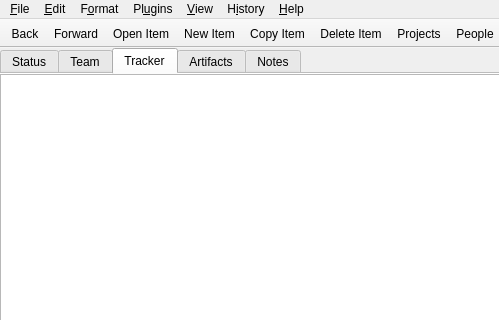
Before: the Qt Designer form mainwindow.ui in kestermckinney/ProjectNotes, drawn with Qt 5; both pictures show x 0 to 499 and y 0 to 320 of the 932 by 799 pixel window.
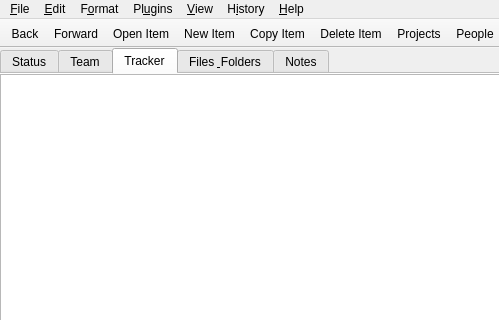
After: the same form once the commit is applied. The open tabs and pages were chosen to show the change. Icons and pictures are not drawn. Custom widgets are drawn as their Qt base class.

Commit message: Fixed window state saving renamed Artifacts to Project Files & Folders

Diff of the .ui file:
```diff
--- a/mainwindow.ui
+++ b/mainwindow.ui
@@ -842,7 +842,7 @@
           </widget>
           <widget class="QWidget" name="tabArtifacts">
            <attribute name="title">
-            <string>Artifacts</string>
+            <string>Files &amp; Folders</string>
            </attribute>
            <layout class="QVBoxLayout" name="verticalLayout_5">
             <property name="spacing">
```
Left out of the diff: 2 changed lines with no effect on the pictures. The commit also changes 24 other files.
